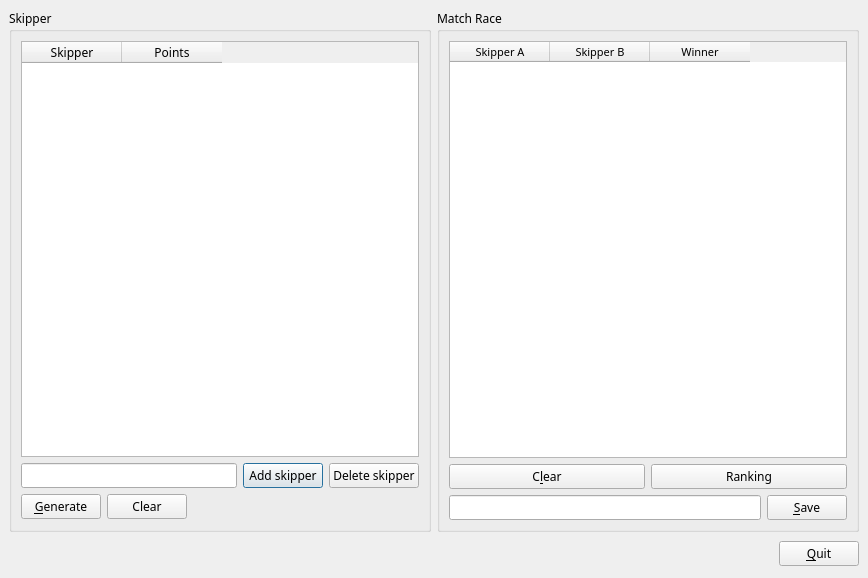
The window that MatchRace/mainwin.ui (BackupTheBerlios/sailforlinux-svn) describes before a commit, drawn with Qt 5.
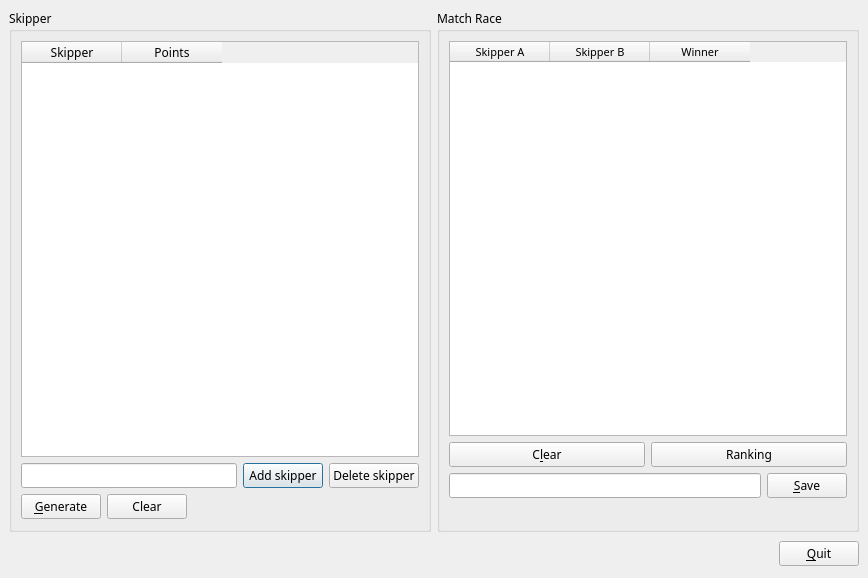
The same window after the commit.

Commit message: - added a status bar - implemented the basic features for a real time use (ranking update, position)

```diff
--- a/MatchRace/mainwin.ui
+++ b/MatchRace/mainwin.ui
@@ -253,6 +253,13 @@
           </item>
          </layout>
         </item>
+        <item>
+         <widget class="QLabel" name="L_Status" >
+          <property name="text" >
+           <string/>
+          </property>
+         </widget>
+        </item>
        </layout>
       </widget>
      </item>
```
The commit also changes 4 other files.
